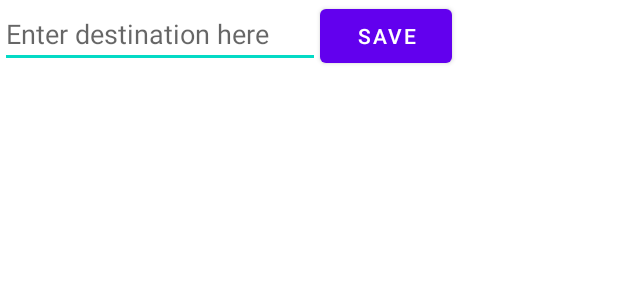
After one commit to Kinda-Andrew/NoteMap-Kotlin, an Android app: the layout activity_write_destination.xml on its own in the app's theme, with its tools: preview values and no code run, on a phone screen of 412 x 824 dp. The commit adds this screen. Shown: the top 300 px of the screen. Run offline under Robolectric (Android 15) with nearby library versions, the phone set to English and light mode, and no system bars.

Commit message:
made a polyline display in australia, will eventually use it to display
created a destination activity. Currently accepts any string. Next do to is to check that destination with google maps

```diff
--- a/app/src/main/java/com/example/setupformaps/user/User.kt
+++ b/app/src/main/java/com/example/setupformaps/user/User.kt
@@ -10,5 +10,8 @@ abstract class User {
     public abstract fun getCommuterRoute() : Route?;
     public abstract fun getCommuterLocation() : LatLng?;
     public abstract fun getCommuterLocation(func: (LatLng?) -> Unit);
+
+    public abstract fun getStringDestination() : String;
+    public abstract fun setStringDestination(stringDestination: String);
     //get commuter location (probably asynchronously), then do something with it
 }
--- a/app/src/main/res/layout/activity_main.xml
+++ b/app/src/main/res/layout/activity_main.xml
@@ -23,6 +23,10 @@
            android:layout_width="wrap_content"
            android:layout_height="wrap_content"
            android:text="@string/send_to_map" />
+       <Button android:id="@+id/destination_button_id"
+           android:layout_width="wrap_content"
+           android:layout_height="wrap_content"
+           android:text="@string/send_to_destination" />
    </LinearLayout>
 
 </androidx.constraintlayout.widget.ConstraintLayout>
--- a/app/src/main/res/layout/activity_note_write.xml
+++ b/app/src/main/res/layout/activity_note_write.xml
@@ -17,5 +17,5 @@
         android:id="@+id/saveNote"
         android:layout_width="wrap_content"
         android:layout_height="wrap_content"
-        android:text="Save" />
+        android:text="@string/save" />
 </LinearLayout>
--- /dev/null
+++ b/app/src/main/res/layout/activity_write_destination.xml
@@ -0,0 +1,21 @@
+<?xml version="1.0" encoding="utf-8"?>
+<LinearLayout
+    xmlns:android="http://schemas.android.com/apk/res/android"
+    android:id="@+id/main"
+    android:layout_width="match_parent"
+    android:layout_height="match_parent">
+
+    <EditText
+        android:id="@+id/destinationInput"
+        android:layout_width="wrap_content"
+        android:layout_height="wrap_content"
+        android:ems="10"
+        android:hint="@string/enter_destination_here"
+        android:inputType="text" />
+
+    <Button
+        android:id="@+id/saveStringDestination"
+        android:layout_width="wrap_content"
+        android:layout_height="wrap_content"
+        android:text="@string/save" />
+</LinearLayout>
--- a/app/src/main/res/values/strings.xml
+++ b/app/src/main/res/values/strings.xml
@@ -7,4 +7,7 @@
     <string name="hello_I_am_a_button_click_to_add_note">hello_i_am_a_button_click_to_add_note</string>
     <string name="send_to_map">click to go to map</string>
     <string name="hello_i_am_a_textview">i am text on page</string>
+    <string name="enter_destination_here">Enter destination here</string>
+    <string name="send_to_destination">click to go to destination</string>
+    <string name="save">Save</string>
 </resources>
```
Also changed, not shown: app/src/main/AndroidManifest.xml (+9 -4 lines), app/src/main/java/com/example/setupformaps/DestinationWriteActivity.kt (added, +39 -0 lines), app/src/main/java/com/example/setupformaps/HomePageActivity.kt (+7 -0 lines), app/src/main/java/com/example/setupformaps/MapsActivity.kt (+29 -1 lines), app/src/main/java/com/example/setupformaps/user/Commuter.kt (+7 -0 lines).
